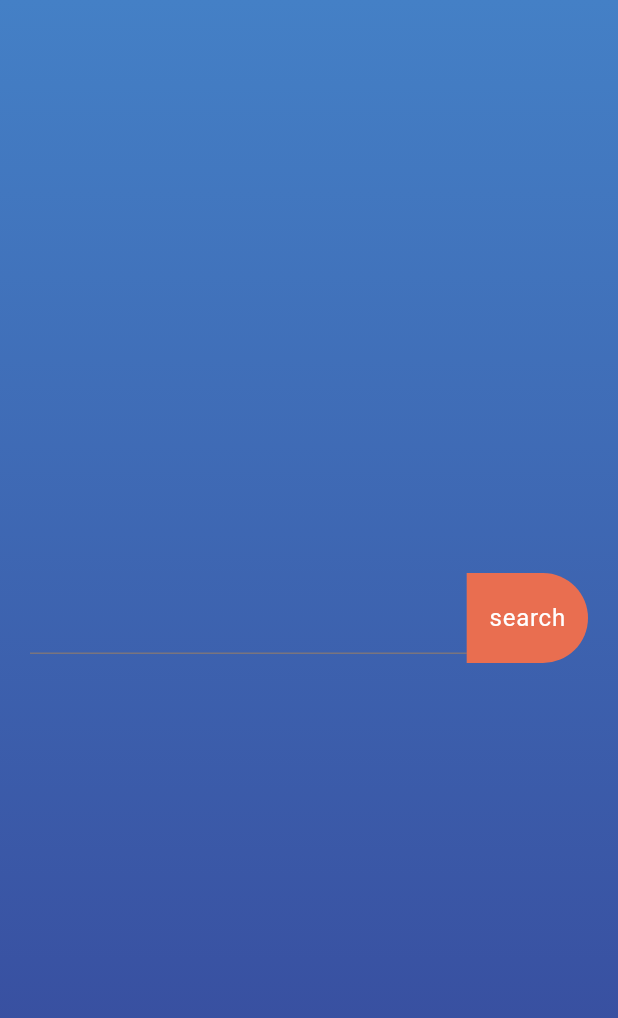
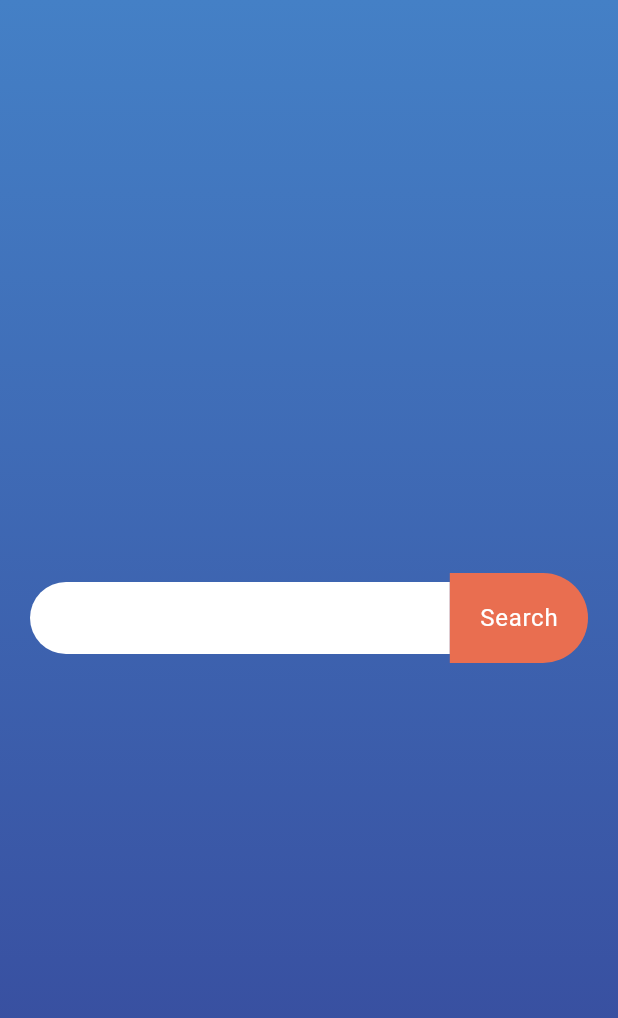
Before and after one commit to WiseDevLerato/Weather, a Flutter app: the screen it shows after launch, on a phone screen of 412 x 824 dp. Shown: the top 1018 px of the screen. Run offline on Flutter 3.47's test engine with Material 3 defaults, Android fonts, the phone set to English and light mode, and no system bars; our stand-ins replace cached_network_image, get_it.

Commit message:
Update city_search_box.dart

```diff
--- a/lib/src/features/weather/presentation/city_search_box.dart
+++ b/lib/src/features/weather/presentation/city_search_box.dart
@@ -7,18 +7,19 @@ class CitySearchBox extends StatefulWidget {
   const CitySearchBox({super.key});
 
   @override
-  State<CitySearchBox> createState() => _CitySearchRowState();
+  State<CitySearchBox> createState() => _CitySearchBoxState();
 }
 
-class _CitySearchRowState extends State<CitySearchBox> {
+class _CitySearchBoxState extends State<CitySearchBox> {
   static const _radius = 30.0;
 
-  late final _searchController = TextEditingController();
+  late final TextEditingController _searchController;
 
   @override
   void initState() {
     super.initState();
-    _searchController.text = context.read<WeatherProvider>().city;
+    final initialCity = context.read<WeatherProvider>().city;
+    _searchController = TextEditingController(text: initialCity);
   }
 
   @override
@@ -27,7 +28,15 @@ class _CitySearchRowState extends State<CitySearchBox> {
     super.dispose();
   }
 
-  // circular radius
+  void _onSearch() {
+    FocusScope.of(context).unfocus(); // hide keyboard
+    final city = _searchController.text.trim();
+    if (city.isNotEmpty) {
+      context.read<WeatherProvider>().city = city;
+      // TODO: Trigger weather fetch logic if not handled by provider setter
+    }
+  }
+
   @override
   Widget build(BuildContext context) {
     return Padding(
@@ -35,15 +44,32 @@ class _CitySearchRowState extends State<CitySearchBox> {
       child: SizedBox(
         height: _radius * 2,
         child: Row(
-          mainAxisAlignment: MainAxisAlignment.center,
           children: [
-            const Expanded(
+            Expanded(
               child: TextField(
-                //TODO make component functional and add style
+                controller: _searchController,
+                decoration: InputDecoration(
+                  hintText: 'Enter city name',
+                  contentPadding: const EdgeInsets.symmetric(horizontal: 20.0),
+                  filled: true,
+                  fillColor: Colors.white,
+                  border: OutlineInputBorder(
+                    borderRadius: BorderRadius.only(
+                      topLeft: Radius.circular(_radius),
+                      bottomLeft: Radius.circular(_radius),
+                    ),
+                    borderSide: BorderSide.none,
+                  ),
+                ),
+                textInputAction: TextInputAction.search,
+                onSubmitted: (_) => _onSearch(),
               ),
             ),
             InkWell(
+              onTap: _onSearch,
               child: Container(
+                height: double.infinity,
+                padding: const EdgeInsets.symmetric(horizontal: 20.0),
                 alignment: Alignment.center,
                 decoration: const BoxDecoration(
                   color: AppColors.accentColor,
@@ -52,17 +78,15 @@ class _CitySearchRowState extends State<CitySearchBox> {
                     bottomRight: Radius.circular(_radius),
                   ),
                 ),
-                child: Padding(
-                  padding: const EdgeInsets.symmetric(horizontal: 15.0),
-                  child: Text('search', style: Theme.of(context).textTheme.bodyLarge),
+                child: Text(
+                  'Search',
+                  style: Theme.of(context)
+                      .textTheme
+                      .bodyLarge
+                      ?.copyWith(color: Colors.white),
                 ),
               ),
-              onTap: () {
-                FocusScope.of(context).unfocus();
-                context.read<WeatherProvider>().city = _searchController.text;
-                //TODO search weather
-              },
-            )
+            ),
           ],
         ),
       ),
```
